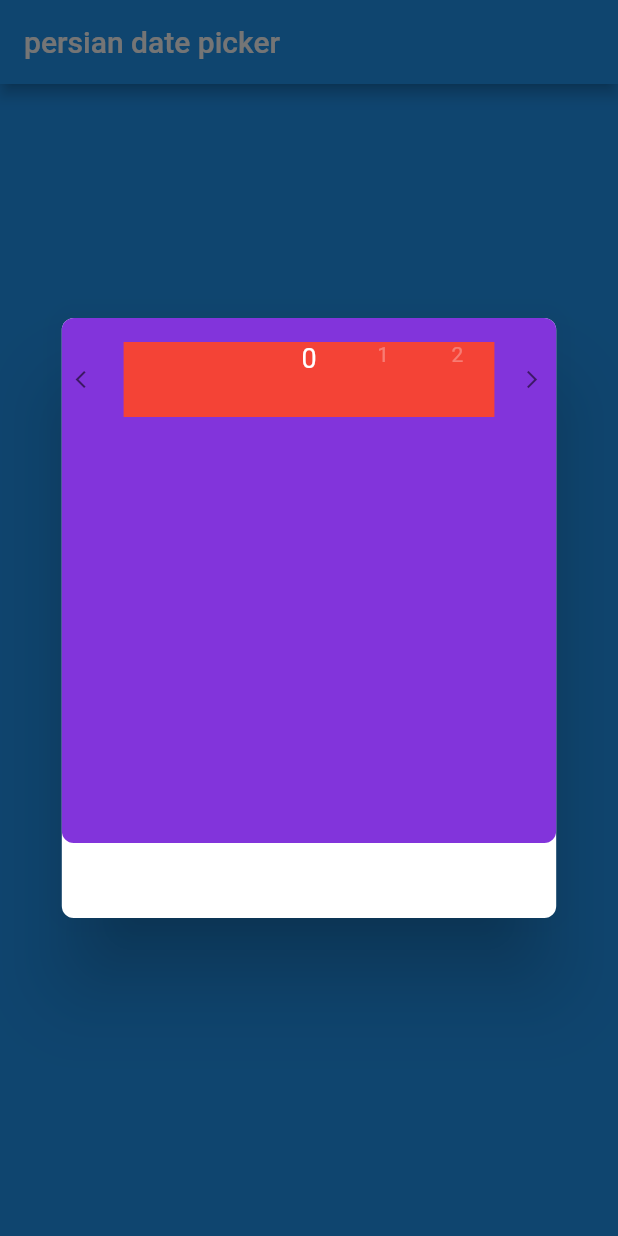
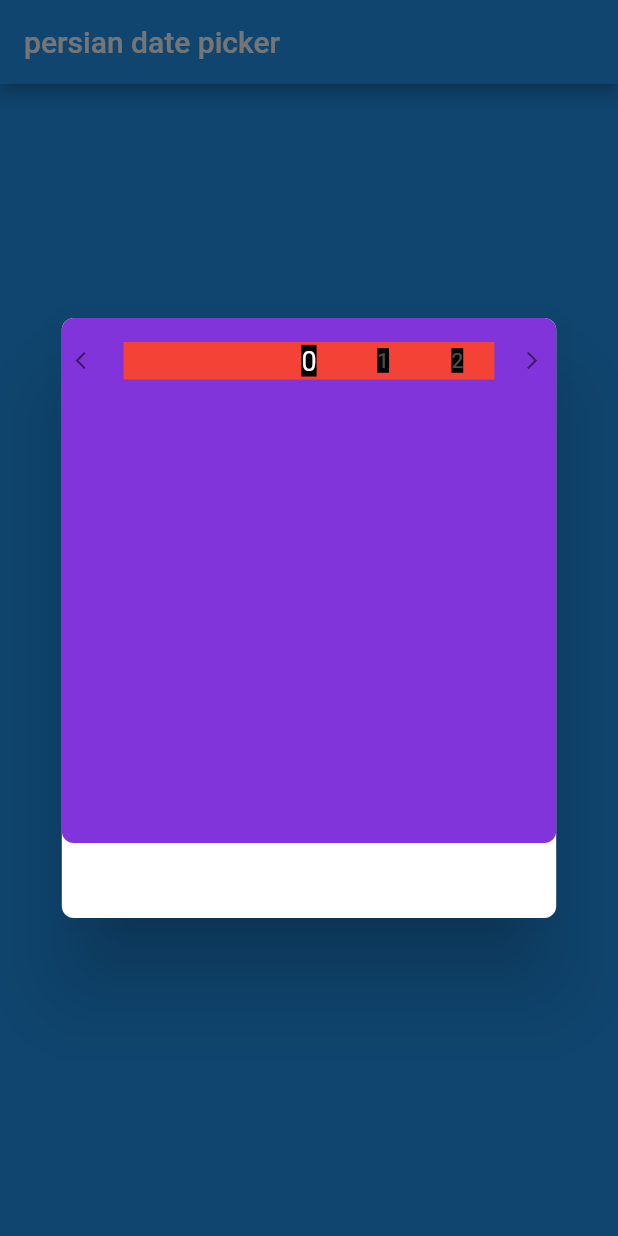
Before and after one commit to Abiri99/PersianDatePicker, a Flutter app: the screen it shows after launch, after a tap on "open date picker", on a phone screen of 412 x 824 dp. Run offline on Flutter 3.47's test engine with Material 2 defaults, Android fonts, the phone set to English and light mode, and no system bars.

Commit message:
slider items alignment fixed

```diff
--- a/lib/components/persian_date_picker.dart
+++ b/lib/components/persian_date_picker.dart
@@ -66,11 +66,15 @@ class _pdpState extends State<pdp> {
                             ? Colors.white
                             : Colors.white30,
                         fontSize: index == _selectedIndex ? 18 : 14,
+                        backgroundColor: Colors.black,
                       );
-                      return Text(
-                        index.toString(),
-                        textAlign: TextAlign.center,
-                        style: style,
+                      return Align(
+                        alignment: Alignment.center,
+                        child: Text(
+                          index.toString(),
+                          textAlign: TextAlign.center,
+                          style: style,
+                        ),
                       );
                     },
                     itemCount: 12,
--- a/lib/components/slider.dart
+++ b/lib/components/slider.dart
@@ -1,7 +1,6 @@
 import 'package:flutter/material.dart';
 
 class slider extends StatefulWidget {
-
   final PageView child;
 
   slider({this.child});
@@ -11,14 +10,13 @@ class slider extends StatefulWidget {
 }
 
 class _sliderState extends State<slider> {
-
-
   @override
   Widget build(BuildContext context) {
     return Container(
-        height: 50,
+        height: 25,
         width: double.infinity,
         child: Row(
+          mainAxisSize: MainAxisSize.min,
           mainAxisAlignment: MainAxisAlignment.spaceAround,
           children: <Widget>[
             Icon(
```
